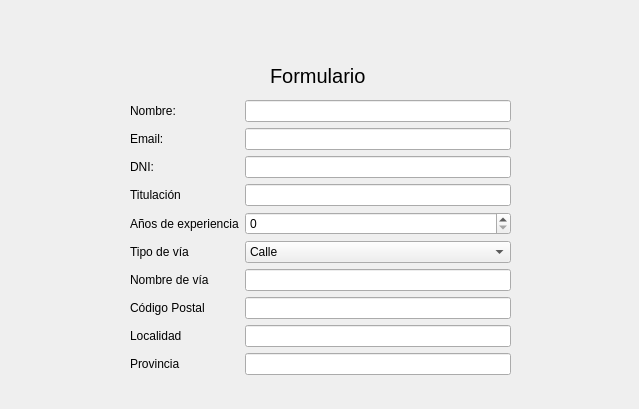
Above: formulario.ui from julinavas14/trabajo_programacion_sql before the change. Below: the same form after it.
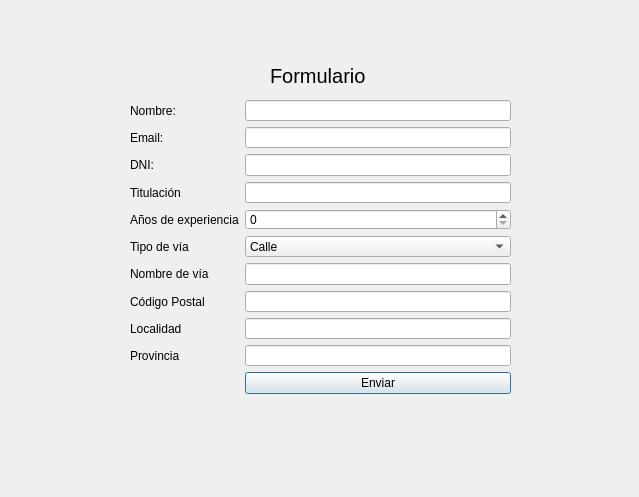
That is the form after the change.

The edit to the form file:
```diff
--- a/formulario.ui
+++ b/formulario.ui
@@ -7,7 +7,7 @@
     <x>0</x>
     <y>0</y>
     <width>639</width>
-    <height>409</height>
+    <height>497</height>
    </rect>
   </property>
   <property name="windowTitle">
@@ -139,6 +139,13 @@
     <item row="10" column="1">
      <widget class="QLineEdit" name="addprovincia"/>
     </item>
+    <item row="11" column="1">
+     <widget class="QPushButton" name="addenviar">
+      <property name="text">
+       <string>Enviar</string>
+      </property>
+     </widget>
+    </item>
    </layout>
   </widget>
   <widget class="QLabel" name="label">
```
